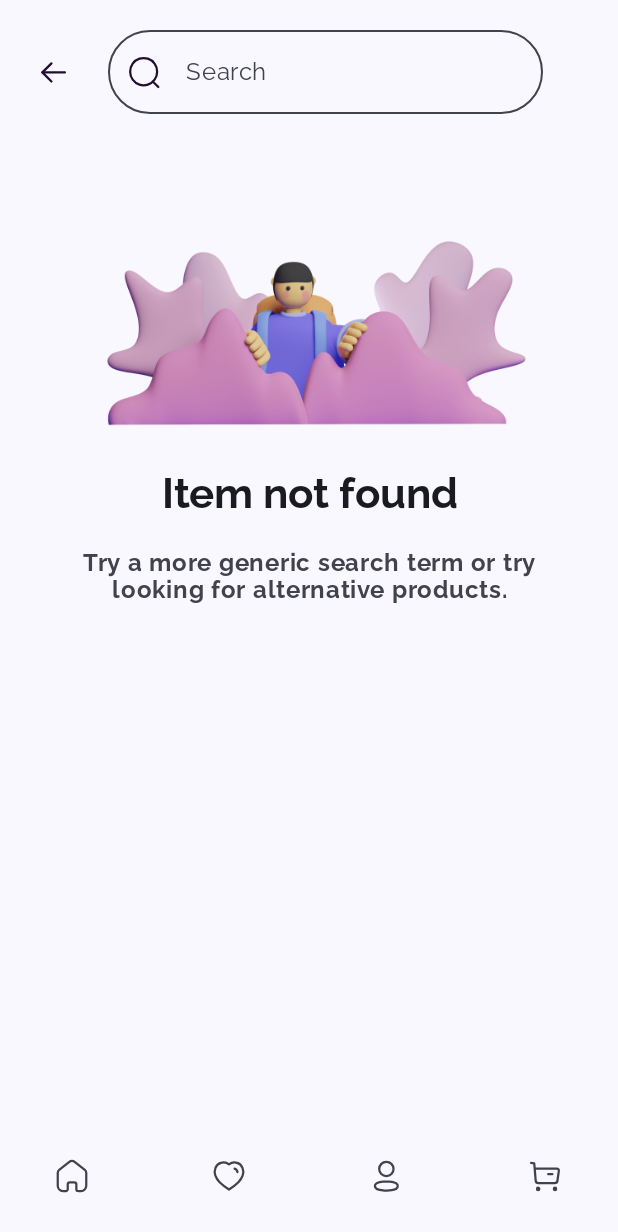
After one commit to ahmedalaishat/jetstore, an Android app built with Jetpack Compose: the SearchScreen screen opened through its navigation route, on a phone screen of 412 x 824 dp. The commit adds this screen. Shown: the top 1232 px of the screen. Run offline under Robolectric (Android 15) with nearby library versions, the light colour scheme and no system bars; our stand-ins replace accompanist; 1 statement that could not run was skipped.

Commit message:
Complete search screen

```diff
--- a/app/src/main/java/com/alaishat/ahmed/mobostore/MainActivity.kt
+++ b/app/src/main/java/com/alaishat/ahmed/mobostore/MainActivity.kt
@@ -7,7 +7,6 @@ import androidx.compose.foundation.layout.fillMaxSize
 import androidx.compose.foundation.layout.padding
 import androidx.compose.material3.ExperimentalMaterial3Api
 import androidx.compose.material3.Scaffold
-import androidx.compose.material3.Surface
 import androidx.compose.ui.Modifier
 import androidx.navigation.compose.NavHost
 import androidx.navigation.compose.composable
@@ -41,7 +40,8 @@ class MainActivity : ComponentActivity() {
                         composable(Screen.Home.route) { HomeScreen(navController) }
                         composable(Screen.Favorites.route) { FavoritesScreen(navController) }
                         composable(Screen.Profile.route) { ProfileScreen(navController) }
-                        composable(Screen.Basket.route) { BascketScreen(navController) }
+                        composable(Screen.Basket.route) { BasketScreen(navController) }
+                        composable(Screen.Search.route) { SearchScreen(navController) }
                     }
                 }
             }
--- /dev/null
+++ b/app/src/main/java/com/alaishat/ahmed/mobostore/ui/components/Product.kt
@@ -0,0 +1,65 @@
+package com.alaishat.ahmed.mobostore.ui.components
+
+import androidx.compose.foundation.Image
+import androidx.compose.foundation.layout.*
+import androidx.compose.material3.Card
+import androidx.compose.material3.MaterialTheme
+import androidx.compose.material3.Text
+import androidx.compose.runtime.Composable
+import androidx.compose.ui.Alignment
+import androidx.compose.ui.Modifier
+import androidx.compose.ui.graphics.Color
+import androidx.compose.ui.res.painterResource
+import androidx.compose.ui.tooling.preview.Preview
+import androidx.compose.ui.unit.dp
+import androidx.navigation.compose.rememberNavController
+import com.alaishat.ahmed.mobostore.R
+import com.alaishat.ahmed.mobostore.ui.screens.HomeScreen
+import com.alaishat.ahmed.mobostore.ui.theme.MoboStoreTheme
+import com.alaishat.ahmed.mobostore.utils.animatePage
+
+/**
+ * Created by Ahmed Al-Aishat on Aug/03/2022.
+ * Mobo Store Project.
+ * Copyright (c) 2022 Cloud Systems. All rights reserved.
+ */
+@Composable
+fun Product(modifier: Modifier = Modifier) {
+    Box(modifier) {
+        Card(
+            modifier = Modifier
+                .padding(top = 45.dp)
+                .width(220.dp)
+                .height(270.dp),
+        ) {
+            Column(modifier = Modifier.fillMaxWidth(), horizontalAlignment = Alignment.CenterHorizontally) {
+                VerticalSpacer(height = 140.dp)
+                Text(text = "Apple Watch", style = MaterialTheme.typography.titleLarge, color = Color.Black)
+                Text(
+                    text = "Series 6 . Red",
+                    style = MaterialTheme.typography.labelSmall,
+                    color = MaterialTheme.colorScheme.onSurfaceVariant
+                )
+                VerticalSpacer(height = 16.dp)
+                Text(
+                    text = "\$ 359",
+                    style = MaterialTheme.typography.labelMedium,
+                    color = MaterialTheme.colorScheme.primary
+                )
+            }
+        }
+        Image(
+            painter = painterResource(id = R.drawable.mask_group),
+            contentDescription = null,
+            modifier = Modifier.size(220.dp),
+        )
+    }
+}
+
+@Preview(showBackground = true)
+@Composable
+fun ProductPreview() {
+    MoboStoreTheme {
+        Product()
+    }
+}
--- a/app/src/main/java/com/alaishat/ahmed/mobostore/ui/navigation/Screen.kt
+++ b/app/src/main/java/com/alaishat/ahmed/mobostore/ui/navigation/Screen.kt
@@ -43,4 +43,6 @@ sealed class Screen(
         drawableId = R.drawable.ic_basket,
         selectedDrawableId = R.drawable.ic_basket_selected
     )
+
+    object Search : Screen("Search")
 }
--- a/app/src/main/java/com/alaishat/ahmed/mobostore/ui/screens/HomeScreen.kt
+++ b/app/src/main/java/com/alaishat/ahmed/mobostore/ui/screens/HomeScreen.kt
@@ -1,7 +1,9 @@
 package com.alaishat.ahmed.mobostore.ui.screens
 
 import androidx.compose.foundation.*
+import androidx.compose.foundation.interaction.MutableInteractionSource
 import androidx.compose.foundation.layout.*
+import androidx.compose.material.ripple.rememberRipple
 import androidx.compose.material3.*
 import androidx.compose.runtime.*
 import androidx.compose.ui.Alignment
@@ -11,14 +13,15 @@ import androidx.compose.ui.res.painterResource
 import androidx.compose.ui.res.stringResource
 import androidx.compose.ui.tooling.preview.Preview
 import androidx.compose.ui.unit.dp
-import androidx.compose.ui.unit.sp
 import androidx.navigation.NavHostController
 import androidx.navigation.compose.rememberNavController
 import com.alaishat.ahmed.mobostore.R
 import com.alaishat.ahmed.mobostore.ui.components.HorizontalSpacer
+import com.alaishat.ahmed.mobostore.ui.components.Product
 import com.alaishat.ahmed.mobostore.ui.components.SearchField
 import com.alaishat.ahmed.mobostore.ui.components.VerticalSpacer
 import com.alaishat.ahmed.mobostore.ui.navigation.HomeTab
+import com.alaishat.ahmed.mobostore.ui.navigation.Screen
 import com.alaishat.ahmed.mobostore.ui.theme.MoboStoreTheme
 import com.alaishat.ahmed.mobostore.utils.animatePage
 import com.google.accompanist.pager.ExperimentalPagerApi
@@ -34,10 +37,8 @@ import kotlin.math.absoluteValue
  * Mobo Store Project.
  * Copyright (c) 2022 Cloud Systems. All rights reserved.
  */
-
 @Composable
 fun HomeScreen(navController: NavHostController) {
-//    val ctx = LocalContext.current
 
     var search by remember { mutableStateOf("") }
 
@@ -57,14 +58,24 @@ fun HomeScreen(navController: NavHostController) {
         VerticalSpacer(height = 20.dp)
         Row(
             verticalAlignment = Alignment.CenterVertically,
-            modifier = Modifier.padding(start = 50.dp)
+            modifier = Modifier.padding(start = 12.dp)
         ) {
-            Image(painter = painterResource(id = R.drawable.ic_menu), contentDescription = "")
+            Image(
+                painter = painterResource(id = R.drawable.ic_menu), contentDescription = "",
+                modifier = Modifier
+                    .size(48.dp)
+                    .clickable(
+                        interactionSource = MutableInteractionSource(),
+                        indication = rememberRipple(bounded = true, radius = 24.dp),
+                        onClick = { navController.navigate(Screen.Search.route) })
+                    .padding(horizontal = 12.dp)
+            )
+            HorizontalSpacer(width = 12.dp)
             SearchField(
                 value = search,
                 onValueChange = { search = it },
                 modifier = Modifier
-                    .padding(start = 25.dp, end = 50.dp)
+                    .padding(end = 50.dp)
                     .fillMaxWidth(),
             )
         }
@@ -74,7 +85,7 @@ fun HomeScreen(navController: NavHostController) {
             style = MaterialTheme.typography.headlineLarge,
             modifier = Modifier
                 .fillMaxWidth()
-                .padding(start = 50.dp)
+                .padding(start = 24.dp)
         )
         VerticalSpacer(height = 55.dp)
         HomePager()
@@ -119,7 +130,7 @@ private fun HomePager() {
         containerColor = MaterialTheme.colorScheme.background,
         edgePadding = 0.dp,
         divider = { TabRowDefaults.Divider(color = MaterialTheme.colorScheme.background) },
-        modifier = Modifier.padding(start = 50.dp)
+        modifier = Modifier.padding(start = 24.dp)
     ) {
         // Add tabs for all of our pages
         tabs.forEachIndexed { index, tab ->
@@ -145,6 +156,7 @@ private fun HomePager() {
 @Composable
 private fun HomeTabContent(homeTab: HomeTab) {
     HorizontalPager(
+        modifier = Modifier.padding(top = 50.dp),
         count = 5, // AHMED_TODO call api to get items depending on the current tab
         contentPadding = PaddingValues(start = 70.dp, end = 110.dp)
     ) { item ->
@@ -152,42 +164,7 @@ private fun HomeTabContent(homeTab: HomeTab) {
         // scroll position. We use the absolute value which allows us to mirror
         // any effects for both directions
         val pageOffset = calculateCurrentOffsetForPage(item).absoluteValue
-        HomeItem(pageOffset)
-    }
-}
-
-@Composable
-private fun HomeItem(pageOffset: Float) {
-    Box(modifier = Modifier.animatePage(pageOffset)) {
-        Card(
-            modifier = Modifier
-                .padding(top = 115.dp)
-                .width(220.dp)
-                .height(270.dp),
-        ) {
-            Column(modifier = Modifier.fillMaxWidth(), horizontalAlignment = Alignment.CenterHorizontally) {
-                VerticalSpacer(height = 140.dp)
-                Text(text = "Apple Watch", style = MaterialTheme.typography.titleLarge, color = Color.Black)
-                Text(
-                    text = "Series 6 . Red",
-                    style = MaterialTheme.typography.labelSmall,
-                    color = MaterialTheme.colorScheme.onSurfaceVariant
-                )
-                VerticalSpacer(height = 16.dp)
-                Text(
-                    text = "\$ 359",
-                    style = MaterialTheme.typography.labelMedium,
-                    color = MaterialTheme.colorScheme.primary
-                )
-            }
-        }
-        Image(
-            painter = painterResource(id = R.drawable.mask_group),
-            contentDescription = null,
-            modifier = Modifier
-                .size(250.dp)
-                .absoluteOffset(y = 55.dp),
-        )
+        Product(modifier = Modifier.animatePage(pageOffset))
     }
 }
 
--- /dev/null
+++ b/app/src/main/java/com/alaishat/ahmed/mobostore/ui/screens/SearchScreen.kt
@@ -0,0 +1,142 @@
+package com.alaishat.ahmed.mobostore.ui.screens
+
+import androidx.compose.foundation.*
+import androidx.compose.foundation.interaction.MutableInteractionSource
+import androidx.compose.foundation.layout.*
+import androidx.compose.foundation.lazy.grid.GridCells
+import androidx.compose.foundation.lazy.grid.GridItemSpan
+import androidx.compose.foundation.lazy.grid.LazyVerticalGrid
+import androidx.compose.material.ripple.rememberRipple
+import androidx.compose.material3.MaterialTheme
+import androidx.compose.material3.Text
+import androidx.compose.runtime.*
+import androidx.compose.ui.Alignment
+import androidx.compose.ui.Modifier
+import androidx.compose.ui.res.painterResource
+import androidx.compose.ui.text.style.TextAlign
+import androidx.compose.ui.tooling.preview.Preview
+import androidx.compose.ui.unit.dp
+import androidx.navigation.NavHostController
+import androidx.navigation.compose.rememberNavController
+import com.alaishat.ahmed.mobostore.R
+import com.alaishat.ahmed.mobostore.ui.components.HorizontalSpacer
+import com.alaishat.ahmed.mobostore.ui.components.Product
+import com.alaishat.ahmed.mobostore.ui.components.SearchField
+import com.alaishat.ahmed.mobostore.ui.components.VerticalSpacer
+import com.alaishat.ahmed.mobostore.ui.theme.MoboStoreTheme
+import com.alaishat.ahmed.mobostore.utils.header
+
+/**
+ * Created by Ahmed Al-Aishat on Aug/03/2022.
+ * Mobo Store Project.
+ * Copyright (c) 2022 Cloud Systems. All rights reserved.
+ */
+@Composable
+fun SearchScreen(navController: NavHostController) {
+
+    var search by remember { mutableStateOf("") }
+
+    Column(
+        modifier = Modifier
+            .fillMaxSize()
+            .background(MaterialTheme.colorScheme.background),
+        horizontalAlignment = Alignment.CenterHorizontally,
+    ) {
+        LazyVerticalGrid(
+            modifier = Modifier.fillMaxHeight(),
+            contentPadding = PaddingValues(vertical = 20.dp),
+            columns = GridCells.Fixed(2),
+            horizontalArrangement = Arrangement.spacedBy(16.dp),
+        ) {
+            val count = 0
+            header {
+                SearchHeader(navController, search, { search = it }, count)
+            }
+            items(count) { item ->
+                val offset = if (item % 2 == 0) 0.dp else 50.dp
+                Product(Modifier.padding(top = offset, start = 35.dp, end = 35.dp))
+            }
+            if (count == 0)
+                item(span = { GridItemSpan(this.maxLineSpan) }, content = { NoItems() })
+        }
+    }
+}
+
+@Composable
+private fun SearchHeader(
+    navController: NavHostController,
+    search: String,
+    onSearch: (String) -> Unit,
+    count: Int
+) {
+    Column(
+        modifier = Modifier
+            .fillMaxSize()
+            .background(MaterialTheme.colorScheme.background),
+        horizontalAlignment = Alignment.CenterHorizontally,
+    ) {
+        Row(
+            verticalAlignment = Alignment.CenterVertically,
+            modifier = Modifier.padding(start = 12.dp)
+        ) {
+            Image(
+                painter = painterResource(id = R.drawable.ic_arrow_left),
+                contentDescription = "",
+                modifier = Modifier
+                    .size(48.dp)
+                    .clickable(
+                        interactionSource = MutableInteractionSource(),
+                        indication = rememberRipple(bounded = true, radius = 24.dp),
+                        onClick = { navController.popBackStack() })
+                    .padding(horizontal = 12.dp)
+            )
+            HorizontalSpacer(width = 12.dp)
+            SearchField(
+                value = search,
+                onValueChange = onSearch,
+                modifier = Modifier
+                    .padding(end = 50.dp)
+                    .fillMaxWidth(),
+            )
+        }
+        if (count > 0)
+            Text(
+                text = "Found  6 results",
+                style = MaterialTheme.typography.headlineMedium,
+                modifier = Modifier.padding(vertical = 10.dp),
+                textAlign = TextAlign.Center
+            )
+    }
+}
+
+@Composable
+private fun NoItems() {
+    Column(
+        Modifier
+            .fillMaxHeight()
+            .padding(horizontal = 35.dp),
+        horizontalAlignment = Alignment.CenterHorizontally
+    ) {
+        Image(painter = painterResource(id = R.drawable.saly_no_items), contentDescription = null)
+        Text(
+            text = "Item not found",
+            style = MaterialTheme.typography.headlineMedium,
+            textAlign = TextAlign.Center
+        )
+        VerticalSpacer(height = 20.dp)
+        Text(
+            text = "Try a more generic search term or try looking for alternative products.",
+            style = MaterialTheme.typography.labelMedium,
+            textAlign = TextAlign.Center,
+            color = MaterialTheme.colorScheme.onSurfaceVariant
+        )
+    }
+}
+
+@Preview(showBackground = true)
+@Composable
+fun SearchPreview() {
+    MoboStoreTheme {
+        SearchScreen(rememberNavController())
+    }
+}
--- a/app/src/main/java/com/alaishat/ahmed/mobostore/ui/theme/AppTypeScaleTokens.kt
+++ b/app/src/main/java/com/alaishat/ahmed/mobostore/ui/theme/AppTypeScaleTokens.kt
@@ -48,7 +48,7 @@ internal object AppTypeScaleTokens {
     val HeadlineMediumLineHeight = 36.0.sp
     val HeadlineMediumSize = 28.sp
     val HeadlineMediumTracking = 0.0.sp
-    val HeadlineMediumWeight = AppTypefaceTokens.WeightRegular
+    val HeadlineMediumWeight = AppTypefaceTokens.WeightSemiBold
     val HeadlineSmallFont = AppTypefaceTokens.Brand
     val HeadlineSmallLineHeight = 32.0.sp
     val HeadlineSmallSize = 24.sp
--- a/app/src/main/java/com/alaishat/ahmed/mobostore/utils/ComponentExtensions.kt
+++ b/app/src/main/java/com/alaishat/ahmed/mobostore/utils/ComponentExtensions.kt
@@ -1,5 +1,9 @@
 package com.alaishat.ahmed.mobostore.utils
 
+import androidx.compose.foundation.lazy.grid.GridItemSpan
+import androidx.compose.foundation.lazy.grid.LazyGridItemScope
+import androidx.compose.foundation.lazy.grid.LazyGridScope
+import androidx.compose.runtime.Composable
 import androidx.compose.ui.Modifier
 import androidx.compose.ui.draw.drawBehind
 import androidx.compose.ui.graphics.Color
@@ -21,6 +25,17 @@ import kotlin.math.absoluteValue
  * Mobo Store Project.
  * Copyright (c) 2022 Cloud Systems. All rights reserved.
  */
+fun LazyGridScope.header(
+    content: @Composable LazyGridItemScope.() -> Unit
+) {
+    item(key = "header", span = { GridItemSpan(this.maxLineSpan) }, content = content)
+}
+
+fun LazyGridScope.footer(
+    content: @Composable LazyGridItemScope.() -> Unit
+) {
+    item(key = "footer", span = { GridItemSpan(this.maxLineSpan) }, content = content)
+}
 
 fun Modifier.advancedShadow(
     color: Color = Color.Black,
--- /dev/null
+++ b/app/src/main/res/drawable/ic_arrow_left.xml
@@ -0,0 +1,12 @@
+<vector android:autoMirrored="true" android:height="24dp"
+    android:viewportHeight="24" android:viewportWidth="24"
+    android:width="24dp" xmlns:android="http://schemas.android.com/apk/res/android">
+    <path android:fillColor="#00000000"
+        android:pathData="M4.25,12.274L19.25,12.274"
+        android:strokeColor="#200E32" android:strokeLineCap="round"
+        android:strokeLineJoin="round" android:strokeWidth="1.5"/>
+    <path android:fillColor="#00000000"
+        android:pathData="M10.3,18.299L4.25,12.275L10.3,6.25"
+        android:strokeColor="#200E32" android:strokeLineCap="round"
+        android:strokeLineJoin="round" android:strokeWidth="1.5"/>
+</vector>
```
Also changed, not shown: app/src/main/java/com/alaishat/ahmed/mobostore/ui/screens/BascketScreen.kt (+2 -13 lines), app/src/main/java/com/alaishat/ahmed/mobostore/ui/screens/FavoritesScreen.kt (+1 -12 lines), app/src/main/java/com/alaishat/ahmed/mobostore/ui/screens/ProfileScreen.kt (+1 -12 lines), app/src/main/res/drawable-hdpi/saly_no_items.png (added), app/src/main/res/drawable-xhdpi/saly_no_items.png (added), app/src/main/res/drawable-xxhdpi/saly_no_items.png (added), app/src/main/res/drawable-xxxhdpi/saly_no_items.png (added).
